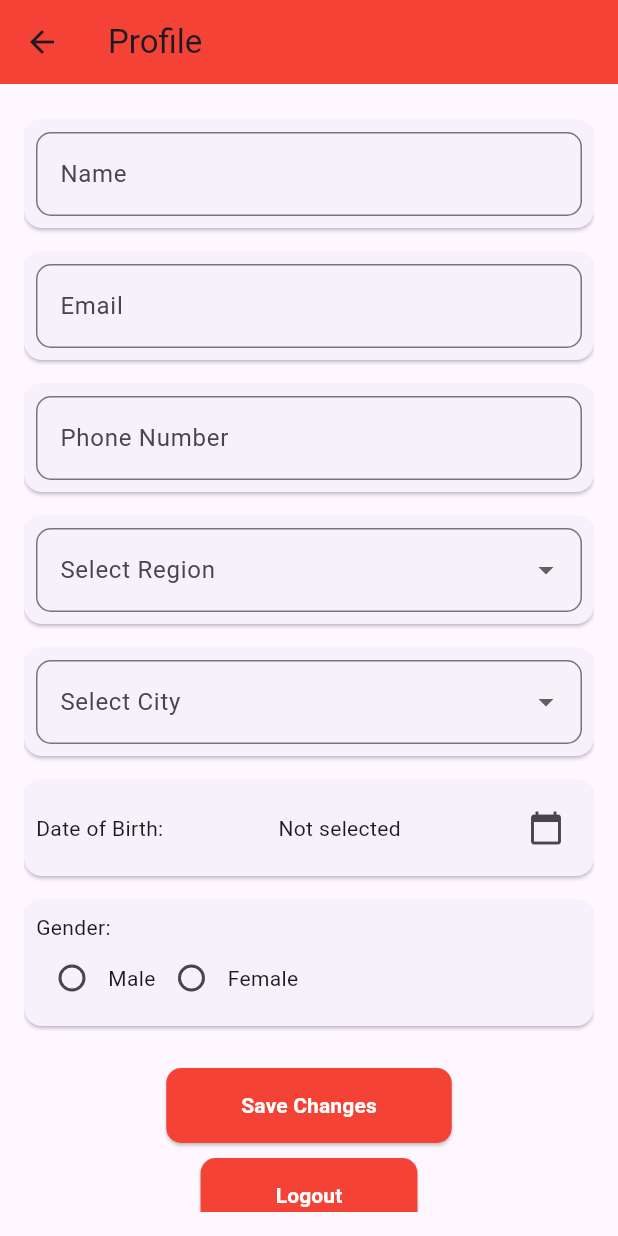
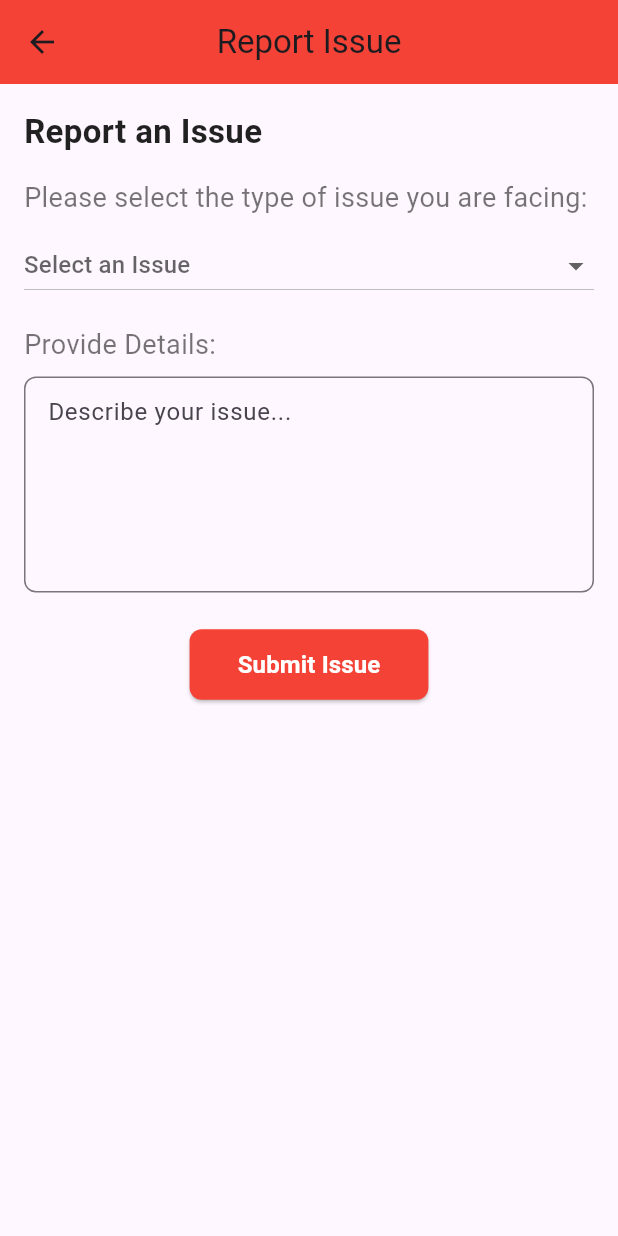
Before and after one commit to iamkonnect/FuelChecker, a Flutter app: the SettingsScreen screen opened by its route, after a tap on "Report an Issue", on a phone screen of 412 x 824 dp. Run offline on Flutter 3.47's test engine with Material 3 defaults, Android fonts, the phone set to English and light mode, and no system bars; our stand-ins replace email_validator, flutter_map, flutter_rating_bar, geolocator, google_maps_flutter, latlong2; missing offline and left inert: mailer.

Commit message:
feat:report issue screen developed

```diff
--- a/lib/main.dart
+++ b/lib/main.dart
@@ -18,6 +18,7 @@ import 'screens/filter_screen.dart';
 import 'screens/profile_screen.dart';
 import 'screens/help_screen.dart';
 import 'screens/feedback_screen.dart';
+import 'screens/report_issue_screen.dart';
 
 void main() {
   runApp(
@@ -59,6 +60,7 @@ class MyApp extends StatelessWidget {
         '/about': (context) => const AboutScreen(),
         '/help': (context) => const HelpScreen(),
         '/feedback': (context) => const FeedbackScreen(),
+        '/report': (context) => const ReportIssueScreen(),
       },
     );
   }
--- /dev/null
+++ b/lib/screens/report_issue_screen.dart
@@ -0,0 +1,154 @@
+import 'package:flutter/material.dart';
+
+class ReportIssueScreen extends StatefulWidget {
+  const ReportIssueScreen({Key? key}) : super(key: key);
+
+  @override
+  State<ReportIssueScreen> createState() => _ReportIssueScreenState();
+}
+
+class _ReportIssueScreenState extends State<ReportIssueScreen> {
+  final TextEditingController _issueController = TextEditingController();
+  String? selectedIssue;
+  List<String> commonIssues = [
+    'Fuel Station not listed',
+    'Fuel Price Difference',
+    'Fuel Type Unavailable',
+    'App Not Working Properly',
+    'Other'
+  ];
+
+  @override
+  void dispose() {
+    _issueController.dispose();
+    super.dispose();
+  }
+
+  @override
+  Widget build(BuildContext context) {
+    return Scaffold(
+      appBar: AppBar(
+        title: const Text('Report Issue'),
+        backgroundColor: Colors.red,
+        centerTitle: true,
+      ),
+      body: Padding(
+        padding: const EdgeInsets.all(16.0),
+        child: SingleChildScrollView(
+          child: Column(
+            crossAxisAlignment: CrossAxisAlignment.start,
+            children: [
+              const Text(
+                'Report an Issue',
+                style: TextStyle(
+                  fontSize: 22,
+                  fontWeight: FontWeight.bold,
+                  color: Colors.black87,
+                ),
+              ),
+              const SizedBox(height: 16.0),
+              const Text(
+                'Please select the type of issue you are facing:',
+                style: TextStyle(
+                  fontSize: 18,
+                  color: Colors.black54,
+                ),
+              ),
+              const SizedBox(height: 8.0),
+              DropdownButton<String>(
+                value: selectedIssue,
+                hint: const Text('Select an Issue'),
+                isExpanded: true,
+                items: commonIssues.map((String issue) {
+                  return DropdownMenuItem<String>(
+                    value: issue,
+                    child: Text(issue),
+                  );
+                }).toList(),
+                onChanged: (value) {
+                  setState(() {
+                    selectedIssue = value;
+                  });
+                },
+              ),
+              const SizedBox(height: 16.0),
+              const Text(
+                'Provide Details:',
+                style: TextStyle(
+                  fontSize: 18,
+                  color: Colors.black54,
+                ),
+              ),
+              const SizedBox(height: 8.0),
+              TextField(
+                controller: _issueController,
+                maxLines: 5,
+                decoration: InputDecoration(
+                  hintText: 'Describe your issue...',
+                  border: OutlineInputBorder(
+                    borderSide: BorderSide(color: Colors.red.shade400),
+                    borderRadius: BorderRadius.circular(8.0),
+                  ),
+                  focusedBorder: OutlineInputBorder(
+                    borderSide: BorderSide(color: Colors.red.shade700),
+                    borderRadius: BorderRadius.circular(8.0),
+                  ),
+                  contentPadding: const EdgeInsets.all(12.0),
+                ),
+              ),
+              const SizedBox(height: 24.0),
+              Center(
+                child: ElevatedButton(
+                  onPressed: () {
+                    _submitIssue();
+                  },
+                  style: ElevatedButton.styleFrom(
+                    backgroundColor: Colors.red,
+                    padding: const EdgeInsets.symmetric(
+                        horizontal: 32.0, vertical: 12.0),
+                    shape: RoundedRectangleBorder(
+                      borderRadius: BorderRadius.circular(8.0),
+                    ),
+                  ),
+                  child: const Text(
+                    'Submit Issue',
+                    style: TextStyle(
+                      fontSize: 16.0,
+                      fontWeight: FontWeight.bold,
+                      color: Colors.white,
+                    ),
+                  ),
+                ),
+              ),
+            ],
+          ),
+        ),
+      ),
+    );
+  }
+
+  void _submitIssue() {
+    final issueDetails = _issueController.text;
+
+    if (selectedIssue != null && issueDetails.isNotEmpty) {
+      // Handle the issue submission (e.g., send data to the server)
+      ScaffoldMessenger.of(context).showSnackBar(
+        SnackBar(
+          content: Text('Thank you for reporting the issue!'),
+          backgroundColor: Colors.green.shade600,
+        ),
+      );
+      _issueController.clear();
+      setState(() {
+        selectedIssue = null;
+      });
+    } else {
+      ScaffoldMessenger.of(context).showSnackBar(
+        SnackBar(
+          content: Text('Please select an issue and provide details.'),
+          backgroundColor: Colors.red.shade600,
+        ),
+      );
+    }
+  }
+}
--- a/lib/screens/settings_screen.dart
+++ b/lib/screens/settings_screen.dart
@@ -142,7 +142,7 @@ class SettingsScreen extends StatelessWidget {
                 icon: Icons.report,
                 title: 'Report an Issue',
                 onTap: () {
-                  Navigator.pushNamed(context, '/profile');
+                  Navigator.pushNamed(context, '/report');
                 },
               ),
               const SizedBox(height: 16),
```
